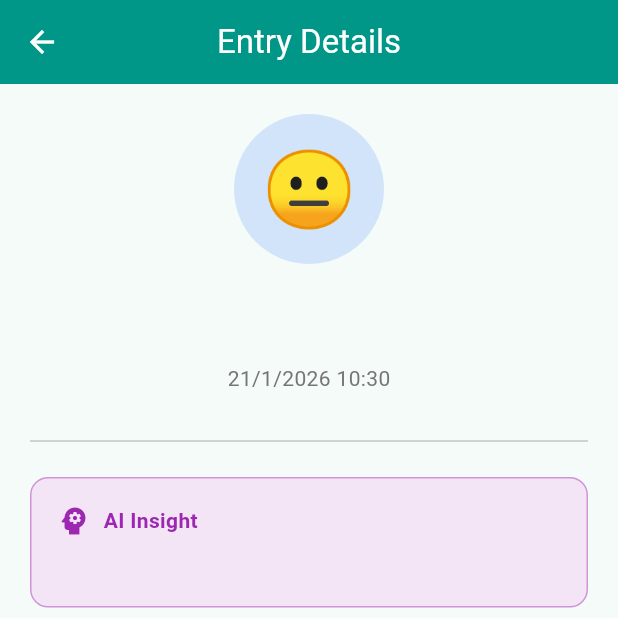
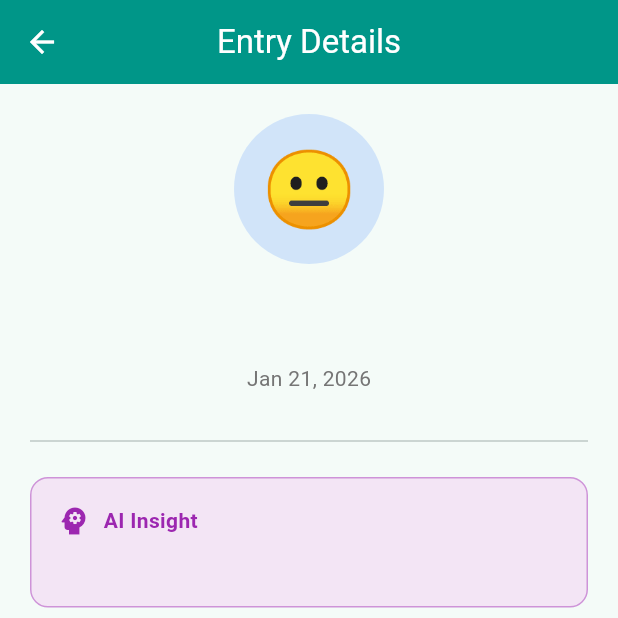
Before and after one commit to kapitan05/online_journal, a Flutter app: the JournalDetailsScreen screen opened directly with empty values, on a phone screen of 412 x 824 dp, the top half of it. Run offline on Flutter 3.47's test engine with Material 3 defaults, Android fonts, the light colour scheme and no system bars; our stand-ins replace email_validator, equatable, flutter_bloc, flutter_dotenv, get_it, google_generative_ai and 3 more; accounts and stored records are empty.

Commit message:
fixed email-valid/date-formatting/emoji-getter

```diff
--- a/lib/presentation/screens/journal_details_screen.dart
+++ b/lib/presentation/screens/journal_details_screen.dart
@@ -1,6 +1,21 @@
 import 'package:flutter/material.dart';
 import '../../domain/entities/journal_entry.dart';
+import 'package:intl/intl.dart';
 // import 'package:intl/intl.dart'; // Add to pubspec.yaml if needed, or use simple formatting
+
+// enum  for moods
+enum Mood {
+  happy('Happy', '😊'),
+  sad('Sad', '😢'),
+  excited('Excited', '🤩'),
+  tired('Tired', '😴'),
+  neutral('Neutral', '😐');
+
+  final String label;
+  final String emoji;
+
+  const Mood(this.label, this.emoji);
+}
 
 // animation for mood emoji + journal details
 class JournalDetailsScreen extends StatelessWidget {
@@ -27,8 +42,7 @@ class JournalDetailsScreen extends StatelessWidget {
                 width: 100,
                 height: 100,
                 decoration: BoxDecoration(
-                  // ignore: deprecated_member_use
-                  color: Colors.blueAccent.withOpacity(0.2),
+                  color: Colors.blueAccent.withAlpha(51),
                   shape: BoxShape.circle,
                 ),
                 alignment: Alignment.center,
@@ -62,7 +76,7 @@ class JournalDetailsScreen extends StatelessWidget {
             const SizedBox(height: 8),
 
             Text(
-              "${entry.date.day}/${entry.date.month}/${entry.date.year} ${entry.date.hour}:${entry.date.minute.toString().padLeft(2, '0')}",
+              DateFormat.yMMMd().format(entry.date),
               style: TextStyle(color: Colors.grey[600]),
             ),
 
@@ -130,18 +144,15 @@ class JournalDetailsScreen extends StatelessWidget {
     );
   }
 
-  String _getMoodEmoji(String mood) {
-    switch (mood) {
-      case 'Happy':
-        return '😊';
-      case 'Sad':
-        return '😢';
-      case 'Excited':
-        return '🤩';
-      case 'Tired':
-        return '😴';
-      default:
-        return '😐';
-    }
+  String _getMoodEmoji(String moodString) {
+    final moodEnum = switch (moodString) {
+      'Happy' => Mood.happy,
+      'Sad' => Mood.sad,
+      'Excited' => Mood.excited,
+      'Tired' => Mood.tired,
+      _ => Mood.neutral, // Fallback
+    };
+
+    return moodEnum.emoji;
   }
 }
--- a/lib/presentation/widgets/registration_wizard_steps/personal_info_step.dart
+++ b/lib/presentation/widgets/registration_wizard_steps/personal_info_step.dart
@@ -1,4 +1,5 @@
 import 'dart:io';
+import 'package:email_validator/email_validator.dart';
 import 'package:flutter/material.dart';
 
 class PersonalInfoStep extends StatelessWidget {
@@ -23,9 +24,6 @@ class PersonalInfoStep extends StatelessWidget {
 
   @override
   Widget build(BuildContext context) {
-    // Regex for Validation email (Moved locally or passed if preferred, keeping local for simplicity)
-    final emailRegex = RegExp(r'^[\w-\.]+@([\w-]+\.)+[\w-]{2,4}$');
-
     return Form(
       key: formKey,
       child: Column(
@@ -72,9 +70,13 @@ class PersonalInfoStep extends StatelessWidget {
                 border: OutlineInputBorder(),
                 hintText: 'student@example.com'),
             keyboardType: TextInputType.emailAddress,
-            validator: (v) {
-              if (v == null || v.isEmpty) return 'Email required';
-              if (!emailRegex.hasMatch(v)) return 'Enter a valid email';
+            validator: (value) {
+              if (value == null || value.isEmpty) {
+                return 'Please enter an email';
+              }
+              if (!EmailValidator.validate(value)) {
+                return 'Enter a valid email address';
+              }
               return null;
             },
           ),
--- a/pubspec.yaml
+++ b/pubspec.yaml
@@ -38,6 +38,7 @@ dependencies:
   flutter_dotenv: ^6.0.0
 
   crypto: ^3.0.3
+  email_validator: ^3.0.0
 
 
 dev_dependencies:
```
Also changed, not shown: pubspec.lock.
